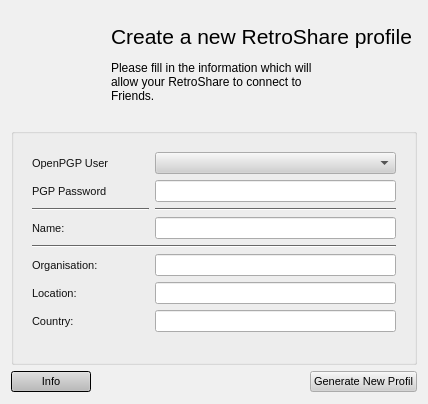
Old version of the form retroshare-gui/src/gui/GenCertDialog.ui in the repository RetroShare/RetroShare.
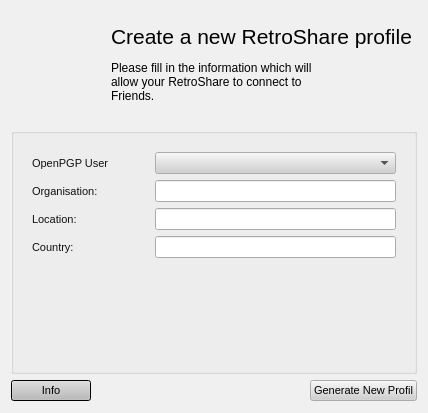
New version of the form. Icons and pictures are not drawn.

```diff
--- a/retroshare-gui/src/gui/GenCertDialog.ui
+++ b/retroshare-gui/src/gui/GenCertDialog.ui
@@ -7,7 +7,7 @@
     <x>0</x>
     <y>0</y>
     <width>428</width>
-    <height>404</height>
+    <height>413</height>
    </rect>
   </property>
   <property name="sizePolicy">
@@ -1035,51 +1035,34 @@
         <property name="spacing">
          <number>6</number>
         </property>
-        <item row="4" column="0">
-         <widget class="QLabel" name="label_5">
-          <property name="text">
-           <string>Name:</string>
-          </property>
-         </widget>
-        </item>
-        <item row="4" column="1" colspan="2">
-         <widget class="QLineEdit" name="genName"/>
-        </item>
-        <item row="5" column="0" colspan="3">
-         <widget class="Line" name="line_4">
-          <property name="orientation">
-           <enum>Qt::Horizontal</enum>
-          </property>
-         </widget>
-        </item>
-        <item row="6" column="0">
+        <item row="2" column="0">
          <widget class="QLabel" name="label_6">
           <property name="text">
            <string>Organisation:</string>
           </property>
          </widget>
         </item>
-        <item row="6" column="1" colspan="2">
+        <item row="2" column="1" colspan="2">
          <widget class="QLineEdit" name="genOrg"/>
         </item>
-        <item row="7" column="0">
+        <item row="3" column="0">
          <widget class="QLabel" name="label_7">
           <property name="text">
            <string>Location:</string>
           </property>
          </widget>
         </item>
-        <item row="7" column="1" colspan="2">
+        <item row="3" column="1" colspan="2">
          <widget class="QLineEdit" name="genLoc"/>
         </item>
-        <item row="8" column="0">
+        <item row="4" column="0">
          <widget class="QLabel" name="label_8">
           <property name="text">
            <string>Country:</string>
           </property>
          </widget>
         </item>
-        <item row="8" column="1" colspan="2">
+        <item row="4" column="1" colspan="2">
          <widget class="QLineEdit" name="genCountry"/>
         </item>
         <item row="0" column="1" colspan="2">
@@ -1092,35 +1075,7 @@
           </property>
          </widget>
         </item>
-        <item row="1" column="0">
-         <widget class="QLabel" name="label_3">
-          <property name="text">
-           <string>PGP Password</string>
-          </property>
-         </widget>
-        </item>
-        <item row="1" column="1" colspan="2">
-         <widget class="QLineEdit" name="genPGPpassword">
-          <property name="echoMode">
-           <enum>QLineEdit::Password</enum>
-          </property>
-         </widget>
-        </item>
-        <item row="2" column="0">
-         <widget class="Line" name="line_5">
-          <property name="orientation">
-           <enum>Qt::Horizontal</enum>
-          </property>
-         </widget>
-        </item>
-        <item row="2" column="1" colspan="2">
-         <widget class="Line" name="line_6">
-          <property name="orientation">
-           <enum>Qt::Horizontal</enum>
-          </property>
-         </widget>
-        </item>
-        <item row="9" column="1">
+        <item row="5" column="1">
          <spacer name="verticalSpacer">
           <property name="orientation">
            <enum>Qt::Vertical</enum>
```
Left out of the diff: 2 changed lines with no effect on the pictures.
